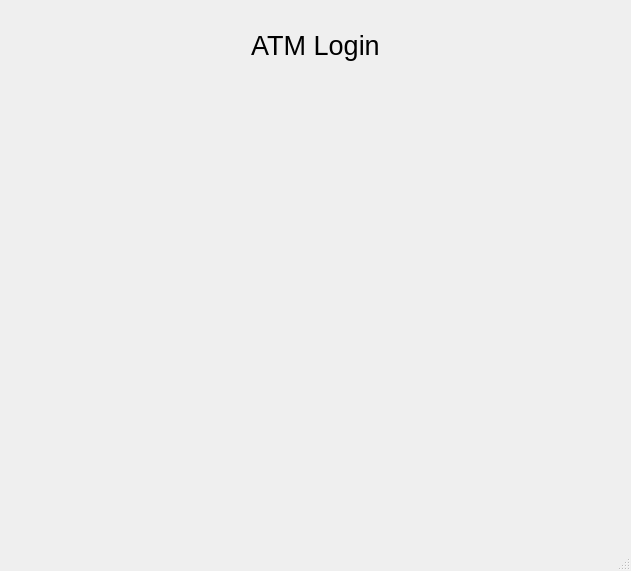
Old version of the form bank-automat/mainwindow.ui in the repository 25kmo-project/group_11.
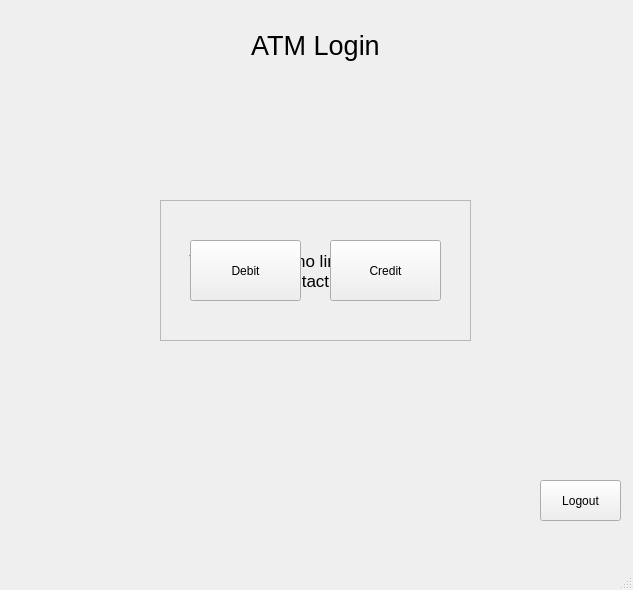
New version of the form. The open tabs and pages were chosen to show the change.

```diff
--- a/bank-automat/mainwindow.ui
+++ b/bank-automat/mainwindow.ui
@@ -6,8 +6,8 @@
    <rect>
     <x>0</x>
     <y>0</y>
-    <width>631</width>
-    <height>571</height>
+    <width>633</width>
+    <height>590</height>
    </rect>
   </property>
   <property name="windowTitle">
@@ -20,7 +20,7 @@
       <x>0</x>
       <y>90</y>
       <width>631</width>
-      <height>391</height>
+      <height>471</height>
      </rect>
     </property>
     <property name="currentIndex">
@@ -140,7 +140,94 @@
       </property>
      </widget>
     </widget>
-    <widget class="QWidget" name="cardSelectionPage"/>
+    <widget class="QWidget" name="cardSelectionPage">
+     <widget class="QLabel" name="lblNoAccounts">
+      <property name="geometry">
+       <rect>
+        <x>170</x>
+        <y>140</y>
+        <width>291</width>
+        <height>81</height>
+       </rect>
+      </property>
+      <property name="font">
+       <font>
+        <pointsize>13</pointsize>
+       </font>
+      </property>
+      <property name="text">
+       <string>This card has no linked accounts. 
+Please contact your bank.</string>
+      </property>
+      <property name="alignment">
+       <set>Qt::AlignmentFlag::AlignCenter</set>
+      </property>
+      <property name="wordWrap">
+       <bool>true</bool>
+      </property>
+     </widget>
+     <widget class="QFrame" name="frameAccounts">
+      <property name="geometry">
+       <rect>
+        <x>160</x>
+        <y>110</y>
+        <width>311</width>
+        <height>141</height>
+       </rect>
+      </property>
+      <property name="frameShape">
+       <enum>QFrame::Shape::StyledPanel</enum>
+      </property>
+      <property name="frameShadow">
+       <enum>QFrame::Shadow::Raised</enum>
+      </property>
+      <widget class="QPushButton" name="btnCredit">
+       <property name="geometry">
+        <rect>
+         <x>170</x>
+         <y>40</y>
+         <width>111</width>
+         <height>61</height>
+        </rect>
+       </property>
+       <property name="text">
+        <string>Credit</string>
+       </property>
+       <property name="accountType" stdset="0">
+        <string>CREDIT</string>
+       </property>
+      </widget>
+      <widget class="QPushButton" name="btnDebit">
+       <property name="geometry">
+        <rect>
+         <x>30</x>
+         <y>40</y>
+         <width>111</width>
+         <height>61</height>
+        </rect>
+       </property>
+       <property name="text">
+        <string>Debit</string>
+       </property>
+       <property name="accountType" stdset="0">
+        <string>DEBIT</string>
+       </property>
+      </widget>
+     </widget>
+     <widget class="QPushButton" name="btnLogout">
+      <property name="geometry">
+       <rect>
+        <x>540</x>
+        <y>390</y>
+        <width>81</width>
+        <height>41</height>
+       </rect>
+      </property>
+      <property name="text">
+       <string>Logout</string>
+      </property>
+     </widget>
+    </widget>
    </widget>
    <widget class="QLabel" name="label_2">
     <property name="geometry">
```
Left out of the diff: 2 changed lines with no effect on the pictures.
